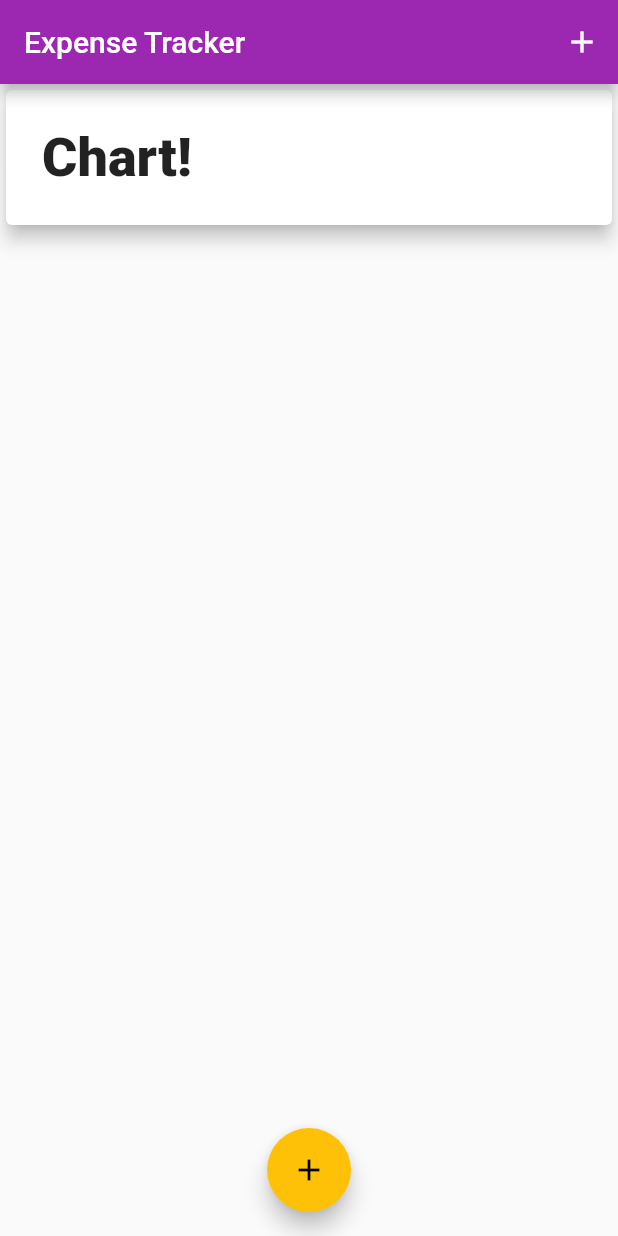
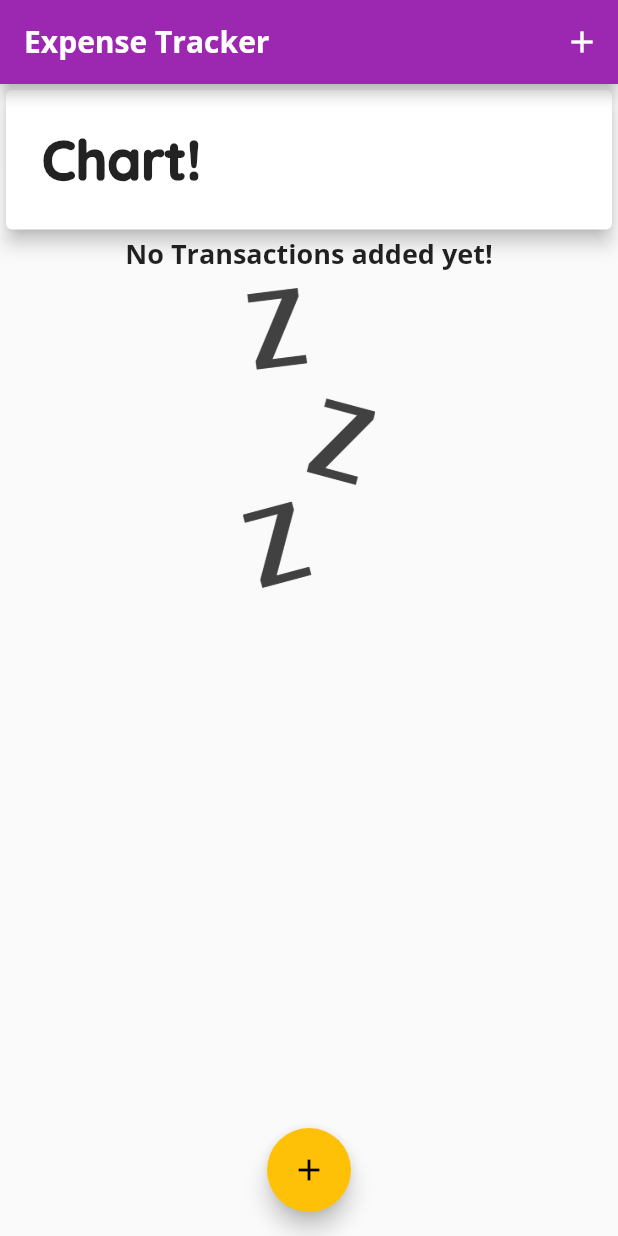
Before and after one commit to hoseinABH/expense-tracker, a Flutter app: the screen it shows after launch, on a phone screen of 412 x 824 dp. Run offline on Flutter 3.47's test engine with Material 2 defaults, Android fonts, the phone set to English and light mode, and no system bars.

Commit message:
add fallback for transactions list

```diff
--- a/lib/main.dart
+++ b/lib/main.dart
@@ -16,7 +16,20 @@ class MyApp extends StatelessWidget {
   Widget build(BuildContext context) {
     return MaterialApp(
       title: 'Expense Tracker',
-      theme: ThemeData(primarySwatch: Colors.purple, accentColor: Colors.amber),
+      theme: ThemeData(
+          primarySwatch: Colors.purple,
+          accentColor: Colors.amber,
+          fontFamily: "Quicksand",
+          textTheme: TextTheme(
+              bodyText1: TextStyle(
+                  fontFamily: 'OpenSans',
+                  fontSize: 18,
+                  fontWeight: FontWeight.bold)),
+          appBarTheme: AppBarTheme(
+              titleTextStyle: TextStyle(
+                  fontFamily: 'OpenSans',
+                  fontSize: 20,
+                  fontWeight: FontWeight.bold))),
       home: MyHomePage(),
     );
   }
@@ -61,7 +74,9 @@ class _MyHomePageState extends State<MyHomePage> {
   Widget build(BuildContext context) {
     return Scaffold(
       appBar: AppBar(
-        title: Text('Expense Tracker'),
+        title: Text(
+          'Expense Tracker',
+        ),
         actions: [
           IconButton(
               onPressed: () => _startAddTransaction(context),
--- a/lib/widgets/transaction_list.dart
+++ b/lib/widgets/transaction_list.dart
@@ -11,13 +11,33 @@ class TransactionList extends StatelessWidget {
   Widget build(BuildContext context) {
     return Container(
       height: 300,
-      child: ListView.builder(
+      child: transactions.isEmpty
+          ? Column(
+              children: [
+                Text(
+                  'No Transactions added yet!',
+                  style: Theme.of(context).textTheme.bodyText1,
+                ),
+                SizedBox(
+                  height: 10,
+                ),
+                Container(
+                  height: 200,
+                  child: Image.asset(
+                    'assets/images/waiting.png',
+                    fit: BoxFit.cover,
+                  ),
+                )
+              ],
+            )
+          : ListView.builder(
               itemBuilder: (ctx, index) {
                 return Card(
                   child: Row(
                     children: <Widget>[
                       Container(
-                  margin: EdgeInsets.symmetric(vertical: 10, horizontal: 15),
+                        margin:
+                            EdgeInsets.symmetric(vertical: 10, horizontal: 15),
                         decoration: BoxDecoration(
                             borderRadius: BorderRadius.all(Radius.circular(10)),
                             border: Border.all(
@@ -38,8 +58,7 @@ class TransactionList extends StatelessWidget {
                         children: [
                           Text(
                             transactions[index].title,
-                      style:
-                          TextStyle(fontSize: 18, fontWeight: FontWeight.bold),
+                            style: Theme.of(context).textTheme.bodyText1,
                           ),
                           Text(
                             DateFormat.yMMMd().format(transactions[index].date),
```
Also changed, not shown: pubspec.yaml (+4 -4 lines). Lines whose indentation alone changed are shown as unchanged.
